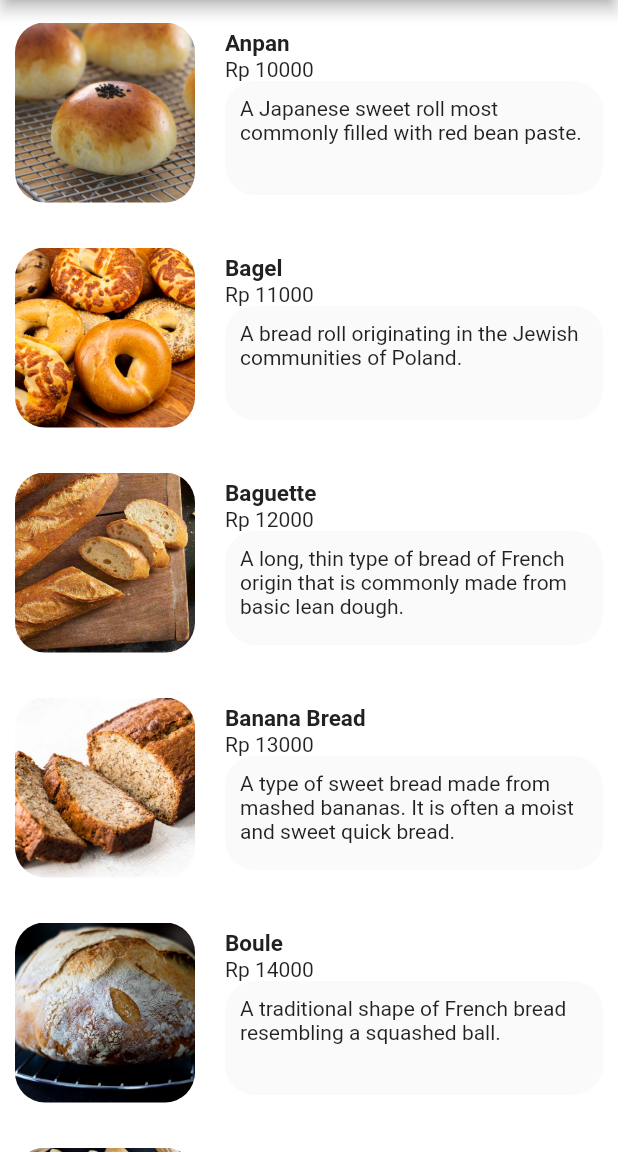
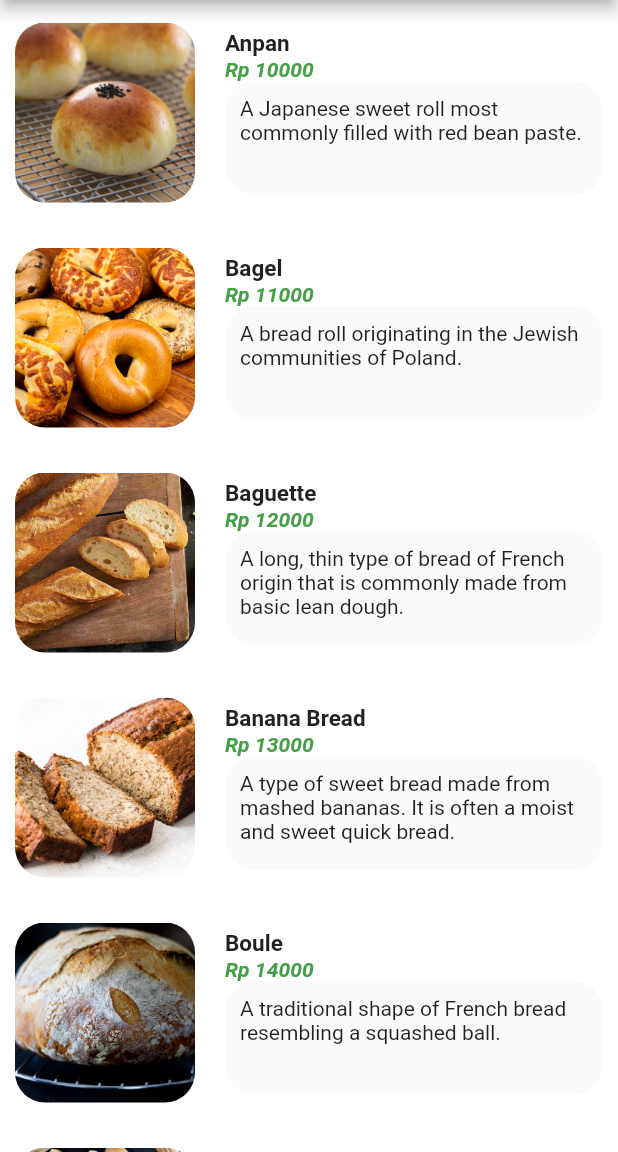
Before and after one commit to lookas15/IEatBread, a Flutter app: the screen it shows after launch, on a phone screen of 412 x 824 dp, the part 84-1236 px from its top. Run offline on Flutter 3.47's test engine with Material 2 defaults, Android fonts, the phone set to English and light mode, and no system bars.

Commit message:
Changed color

```diff
--- a/lib/main.dart
+++ b/lib/main.dart
@@ -80,7 +80,12 @@ class _ItemListState extends State<ItemList> {
                                                             fontSize: 15,
                                                         ),
                                                     ),
-                                                    Text('Rp ${item.price}'),
+                                                    Text('Rp ${item.price}',
+                                                        style: TextStyle(
+                                                            color: Colors.green[600],
+                                                            fontWeight: FontWeight.bold,
+                                                            fontStyle: FontStyle.italic,
+                                                        )), // Text
                                                     Expanded(
                                                         flex: 1,
                                                         child: ClipRRect(
```
